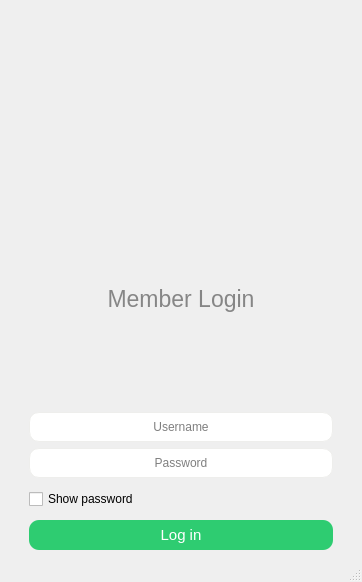
First picture: the form in Project/ui/LoginWindow.ui, repository B1AnKAlpha/Economy, before the edit.
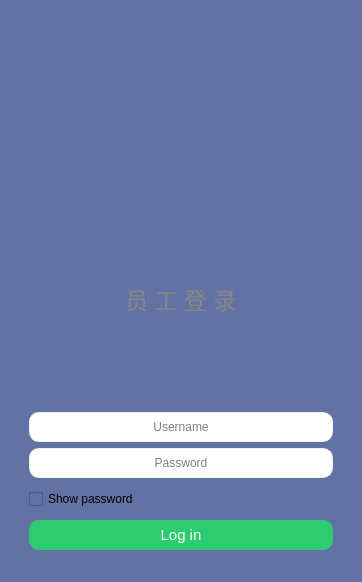
Second picture: the form after the edit. Icons and pictures are not drawn.

What changed in the file:
```diff
--- a/Project/ui/LoginWindow.ui
+++ b/Project/ui/LoginWindow.ui
@@ -28,9 +28,18 @@
    </font>
   </property>
   <property name="windowTitle">
-   <string>Login</string>
+   <string>登录</string>
+  </property>
+  <property name="autoFillBackground">
+   <bool>false</bool>
+  </property>
+  <property name="styleSheet">
+   <string notr="true">background-color:rgb(98, 114, 164)</string>
   </property>
   <widget class="QWidget" name="centralwidget">
+   <property name="styleSheet">
+    <string notr="true">background-color:rgb(98, 114, 164)</string>
+   </property>
    <layout class="QVBoxLayout" name="verticalLayout_2">
     <item>
      <layout class="QVBoxLayout" name="verticalLayout">
@@ -80,7 +89,7 @@
 }</string>
         </property>
         <property name="text">
-         <string>Member Login</string>
+         <string>员 工 登 录</string>
         </property>
         <property name="alignment">
          <set>Qt::AlignCenter</set>
```
Left out of the diff: 14 changed lines with no effect on the pictures.
